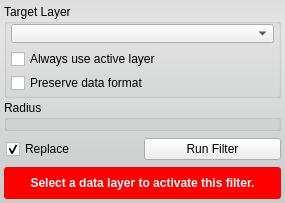
First picture: the form in src/Interface/ToolInterface/MeanFilterInterface.ui, repository jessdtate/Seg3D, before the edit.
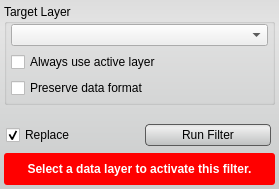
Second picture: the form after the edit. Custom widgets are drawn as their Qt base class.

Commit message: added styles to the ui buttons still some tweaking that needs done.  check out the Discrete Gaussian Blur tool and let me know if the lighter background looks better.

```diff
--- a/src/Interface/ToolInterface/MeanFilterInterface.ui
+++ b/src/Interface/ToolInterface/MeanFilterInterface.ui
@@ -6,8 +6,8 @@
    <rect>
     <x>0</x>
     <y>0</y>
-    <width>285</width>
-    <height>203</height>
+    <width>279</width>
+    <height>189</height>
    </rect>
   </property>
   <property name="sizePolicy">
@@ -35,6 +35,27 @@
    <string notr="true">QWidget#MeanFilterInterface{
 	border-radius: 3px;
 	background-color: qlineargradient(spread:pad, x1:0.5, y1:0, x2:0.5, y2:0.960227, stop:0 rgba(221, 221, 221, 255), stop:0.155779 rgba(228, 228, 228, 255), stop:1 rgba(202, 204, 204, 255));      
+}
+
+QPushButton{
+	background-color: qlineargradient(spread:pad, x1:0.5, y1:0, x2:0.5, y2:0.960227, stop:0 rgba(221, 221, 221, 255), stop:0.155779 rgba(238, 238, 238, 255), stop:1 rgba(192, 194, 194, 255));
+	border-radius: 4px;
+	border: 1px solid rgb(90, 90, 90);
+	margin:4px;
+}
+
+QPushButton:hover{
+	background-color: qlineargradient(spread:pad, x1:0.5, y1:0, x2:0.5, y2:1, stop:0 rgba(195, 195, 195, 255), stop:0.253769 rgba(206, 206, 206, 255), stop:1 rgba(185, 185, 185, 255));
+	border-radius: 4px;
+	border: 1px solid rgb(90, 90, 90);
+	margin:4px;
+}
+
+QPushButton:pressed{
+	background-color: qlineargradient(spread:pad, x1:0.5, y1:0, x2:0.5, y2:1, stop:0 rgba(150, 150, 150, 255), stop:0.753769 rgba(206, 206, 206, 255), stop:1 rgba(185, 185, 185, 255));
+	border-radius: 4px;
+	border: 1px solid rgb(90, 90, 90);
+	margin:4px;
 }</string>
   </property>
   <layout class="QVBoxLayout" name="verticalLayout">
@@ -129,28 +150,7 @@
     </widget>
    </item>
    <item>
-    <widget class="QGroupBox" name="groupBox">
-     <property name="title">
-      <string>Radius</string>
-     </property>
-     <layout class="QHBoxLayout" name="horizontalLayout_2">
-      <property name="leftMargin">
-       <number>4</number>
-      </property>
-      <property name="topMargin">
-       <number>2</number>
-      </property>
-      <property name="rightMargin">
-       <number>4</number>
-      </property>
-      <property name="bottomMargin">
-       <number>4</number>
-      </property>
-      <item>
-       <widget class="QtUtils::QtSliderIntCombo" name="radius_" native="true"/>
-      </item>
-     </layout>
-    </widget>
+    <widget class="QtUtils::QtSliderIntCombo" name="radius_" native="true"/>
    </item>
    <item>
     <widget class="QWidget" name="replaceRunWidget" native="true">
@@ -194,6 +194,12 @@
       </item>
       <item>
        <widget class="QPushButton" name="runFilterButton">
+        <property name="minimumSize">
+         <size>
+          <width>0</width>
+          <height>30</height>
+         </size>
+        </property>
         <property name="text">
          <string>Run Filter</string>
         </property>
@@ -247,17 +253,17 @@
   </layout>
  </widget>
  <customwidgets>
-  <customwidget>
-   <class>QtUtils::QtDropableComboBox</class>
-   <extends>QComboBox</extends>
-   <header location="global">QtUtils/Widgets/QtDropableComboBox.h</header>
-  </customwidget>
   <customwidget>
    <class>QtUtils::QtSliderIntCombo</class>
    <extends>QWidget</extends>
    <header location="global">QtUtils/Widgets/QtSliderIntCombo.h</header>
    <container>1</container>
   </customwidget>
+  <customwidget>
+   <class>QtUtils::QtDropableComboBox</class>
+   <extends>QComboBox</extends>
+   <header location="global">QtUtils/Widgets/QtDropableComboBox.h</header>
+  </customwidget>
  </customwidgets>
  <resources/>
  <connections/>
```
The commit also changes 57 other files.
